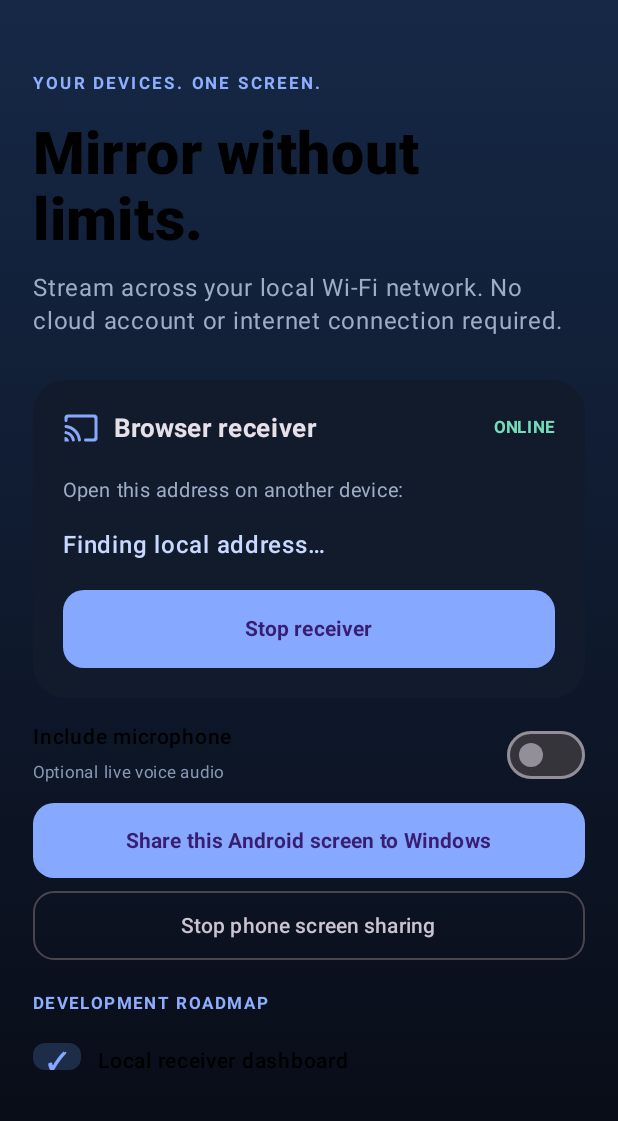
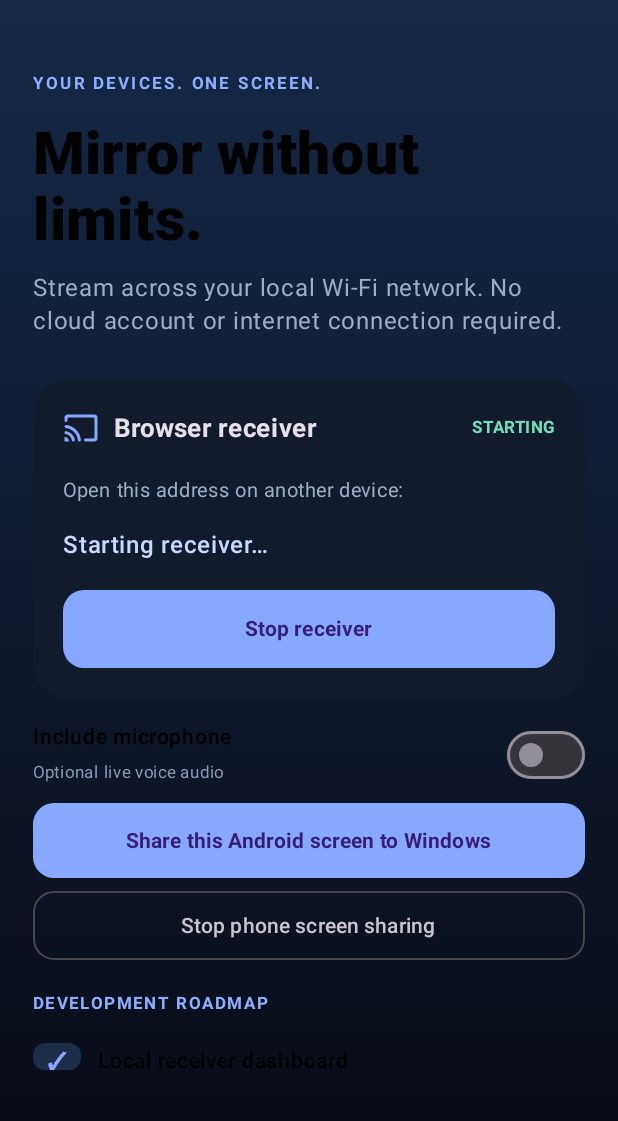
Before and after one commit to Judson-web/atomos-mirror, an Android app built with Jetpack Compose: the screen it shows after launch (MainActivity), after a tap on "Start receiver", on a phone screen of 412 x 824 dp, the part 115-1236 px from its top. Run offline under Robolectric (Android 15) with nearby library versions, the phone set to English and light mode, and no system bars.

Commit message:
Show receiver startup errors in the Android dashboard

```diff
--- a/app/src/main/java/com/atomos/mirror/MainActivity.kt
+++ b/app/src/main/java/com/atomos/mirror/MainActivity.kt
@@ -92,7 +92,10 @@ class MainActivity : ComponentActivity() {
                     },
                     onStopAndroid = { stopService(Intent(this, AndroidScreenShareService::class.java)) },
                     addressProvider = {
-                        receiverService?.let { "http://" + it.localAddress() + ":" + it.httpPort + "\nPairing PIN: " + it.pairingPin } ?: ""
+                        receiverService?.let {
+                            if (it.statusText() != "Ready") it.statusText()
+                            else "http://" + it.localAddress() + ":" + it.httpPort + "\nPairing PIN: " + it.pairingPin
+                        } ?: "Starting receiver…"
                     }
                 )
             }
```
